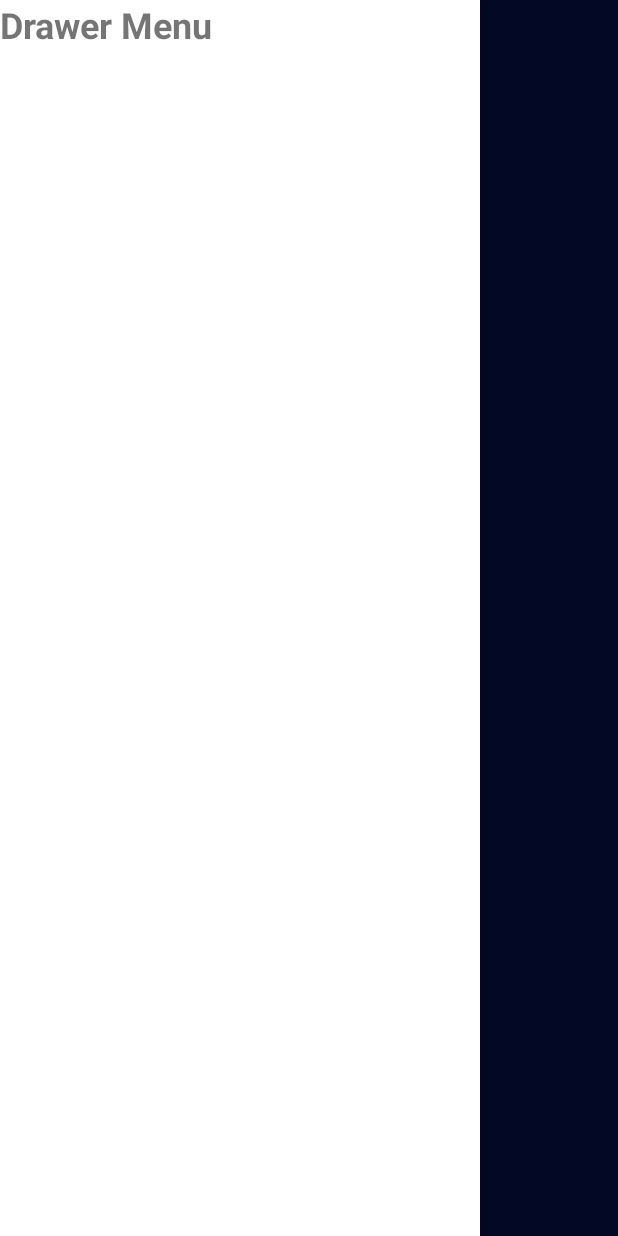
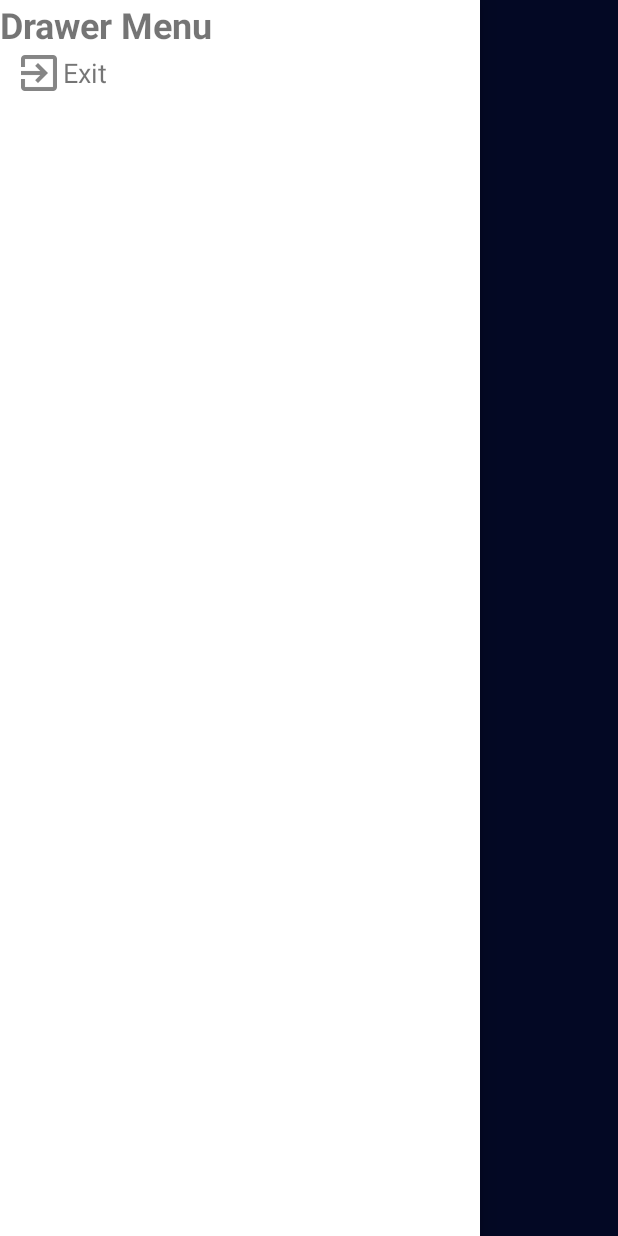
Before and after one commit to Nanthavath/LaosTech, an Android app: the screen it shows after launch once a user with an empty profile is signed in (ServiceActivity), with the side drawer open, on a phone screen of 412 x 824 dp. Run offline under Robolectric (Android 15) with nearby library versions, the phone set to English and light mode, and no system bars; our stand-ins replace Firebase (no records; nobody signed in at launch, a user with empty details on screens opened directly).

Commit message:
Finish 9Aug

```diff
--- a/app/src/main/java/com/example/nanthavath/laostech/ServiceActivity.java
+++ b/app/src/main/java/com/example/nanthavath/laostech/ServiceActivity.java
@@ -2,8 +2,11 @@ package com.example.nanthavath.laostech;
 
 import android.support.v7.app.AppCompatActivity;
 import android.os.Bundle;
+import android.view.View;
+import android.widget.TextView;
 
 import com.example.nanthavath.laostech.fragment.ServiceFragment;
+import com.google.firebase.auth.FirebaseAuth;
 
 public class ServiceActivity extends AppCompatActivity {
 
@@ -12,13 +15,31 @@ public class ServiceActivity extends AppCompatActivity {
         super.onCreate(savedInstanceState);
         setContentView(R.layout.activity_service);
 
+        // Add Fragment
+        addFragment(savedInstanceState);
+
+//        Exit Controller
+        exitController();
+
+
+    }   //Main Method
+
+    private void exitController() {
+        TextView textView = findViewById(R.id.txtExit);
+        textView.setOnClickListener(new View.OnClickListener() {
+            @Override
+            public void onClick(View view) {
+                FirebaseAuth firebaseAuth=FirebaseAuth.getInstance();
+                firebaseAuth.signOut();
+                finish();
+            }
+        });
+    }
+
+    private void addFragment(Bundle savedInstanceState) {
         if (savedInstanceState == null) {
             getSupportFragmentManager().beginTransaction()
                     .add(R.id.contentServiceFragment,new ServiceFragment()).commit();
         }
-
-
-
-
-    }   //Main Method
+    }
 } // Main Class
--- a/app/src/main/java/com/example/nanthavath/laostech/fragment/MainFragment.java
+++ b/app/src/main/java/com/example/nanthavath/laostech/fragment/MainFragment.java
@@ -96,6 +96,7 @@ public class MainFragment extends Fragment {
 
     private void moveToService() {
         startActivity(new Intent(getActivity(), ServiceActivity.class));
+        getActivity().finish();
 
     }
 
--- a/app/src/main/res/layout/activity_service.xml
+++ b/app/src/main/res/layout/activity_service.xml
@@ -25,12 +25,10 @@
     </android.support.v7.widget.Toolbar>
 
     <!--Content Fragment-->
-
     <FrameLayout
         android:id="@+id/contentServiceFragment"
         android:layout_width="match_parent"
-        android:layout_height="match_parent" />
-
+        android:layout_height="match_parent"/>
 
     <!--Drawer Menu-->
     <LinearLayout
@@ -40,6 +38,15 @@
         android:background="#ffffff"
         android:orientation="vertical">
 
+        <!--Show Name Photo-->
+
+        <LinearLayout
+            android:orientation="horizontal"
+            android:layout_width="match_parent"
+            android:layout_height="wrap_content">
+
+            <!--Name-->
+
             <TextView
                 android:layout_width="wrap_content"
                 android:layout_height="wrap_content"
@@ -47,6 +54,39 @@
                 android:textSize="@dimen/h1"
                 android:textStyle="bold" />
 
+            <!--Icon-->
+
+
+
+        </LinearLayout>
+
+        <!--Exit-->
+        <LinearLayout
+
+            android:orientation="horizontal"
+            android:layout_width="match_parent"
+            android:layout_height="wrap_content">
+
+            <!--Icon-->
+            <ImageView
+                android:layout_marginLeft="10dp"
+                android:src="@drawable/ic_action_sign_out_back"
+                android:layout_width="wrap_content"
+                android:layout_height="wrap_content" />
+
+            <!--Text-->
+            <TextView
+                android:id="@+id/txtExit"
+                android:clickable="true"
+                android:layout_gravity="center_vertical"
+                android:textSize="@dimen/h2"
+                android:text="Exit"
+                android:layout_width="wrap_content"
+                android:layout_height="wrap_content" />
+
+
+        </LinearLayout>
+
     </LinearLayout>
 
 
```
Also changed, not shown: app/src/main/res/drawable-hdpi/ic_action_sign_out_back.png (added), app/src/main/res/drawable-mdpi/ic_action_sign_out_back.png (added), app/src/main/res/drawable-xhdpi/ic_action_sign_out_back.png (added), app/src/main/res/drawable-xxhdpi/ic_action_sign_out_back.png (added). Lines whose indentation alone changed are shown as unchanged.
